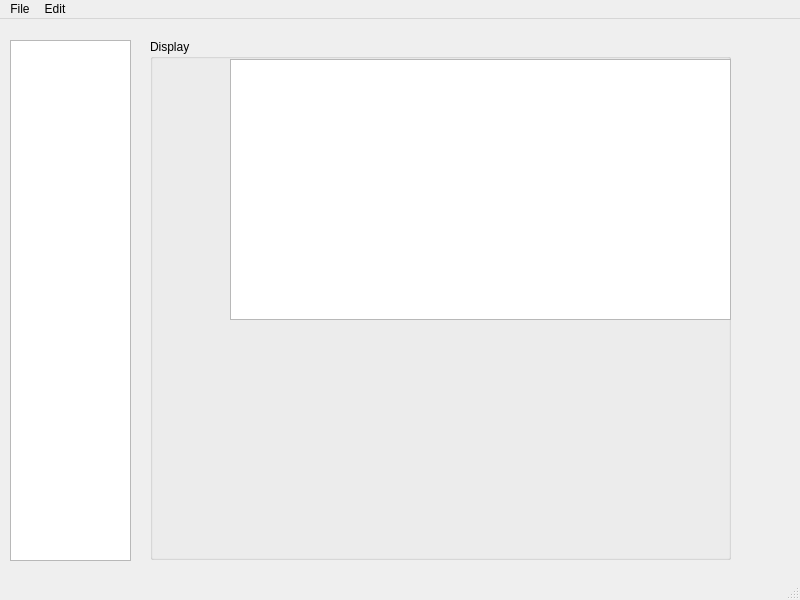
Above: home-server/gui/mainwindow.ui from Smart-Sparks/HEMS before the change. Below: the same form after it.
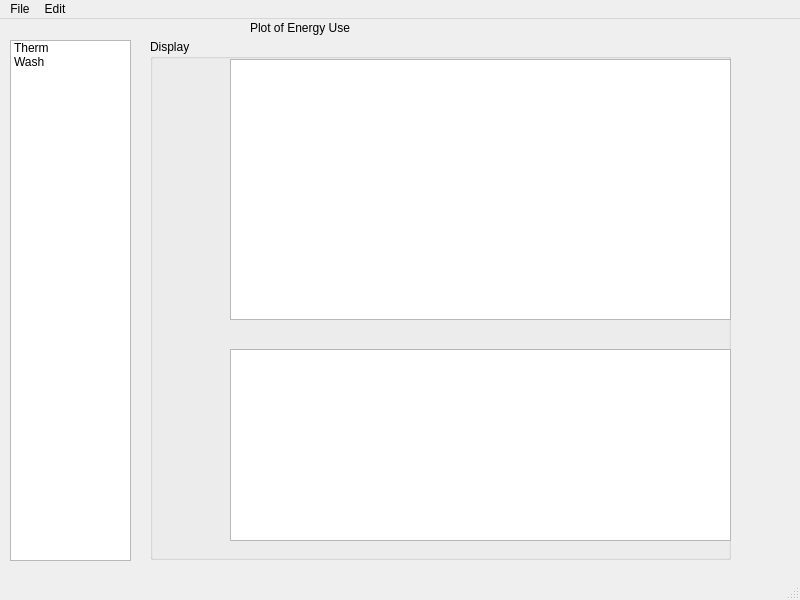
That is the form after the change.

What changed in the file:
```diff
--- a/home-server/gui/mainwindow.ui
+++ b/home-server/gui/mainwindow.ui
@@ -23,6 +23,16 @@
       <height>521</height>
      </rect>
     </property>
+    <item>
+     <property name="text">
+      <string>Therm</string>
+     </property>
+    </item>
+    <item>
+     <property name="text">
+      <string>Wash</string>
+     </property>
+    </item>
    </widget>
    <widget class="QGroupBox" name="groupBox">
     <property name="geometry">
@@ -46,6 +56,29 @@
       </rect>
      </property>
     </widget>
+    <widget class="QListWidget" name="listWidget_2">
+     <property name="geometry">
+      <rect>
+       <x>80</x>
+       <y>310</y>
+       <width>501</width>
+       <height>192</height>
+      </rect>
+     </property>
+    </widget>
+   </widget>
+   <widget class="QLabel" name="label">
+    <property name="geometry">
+     <rect>
+      <x>250</x>
+      <y>0</y>
+      <width>151</width>
+      <height>17</height>
+     </rect>
+    </property>
+    <property name="text">
+     <string>Plot of Energy Use</string>
+    </property>
    </widget>
   </widget>
   <widget class="QMenuBar" name="menubar">
```
